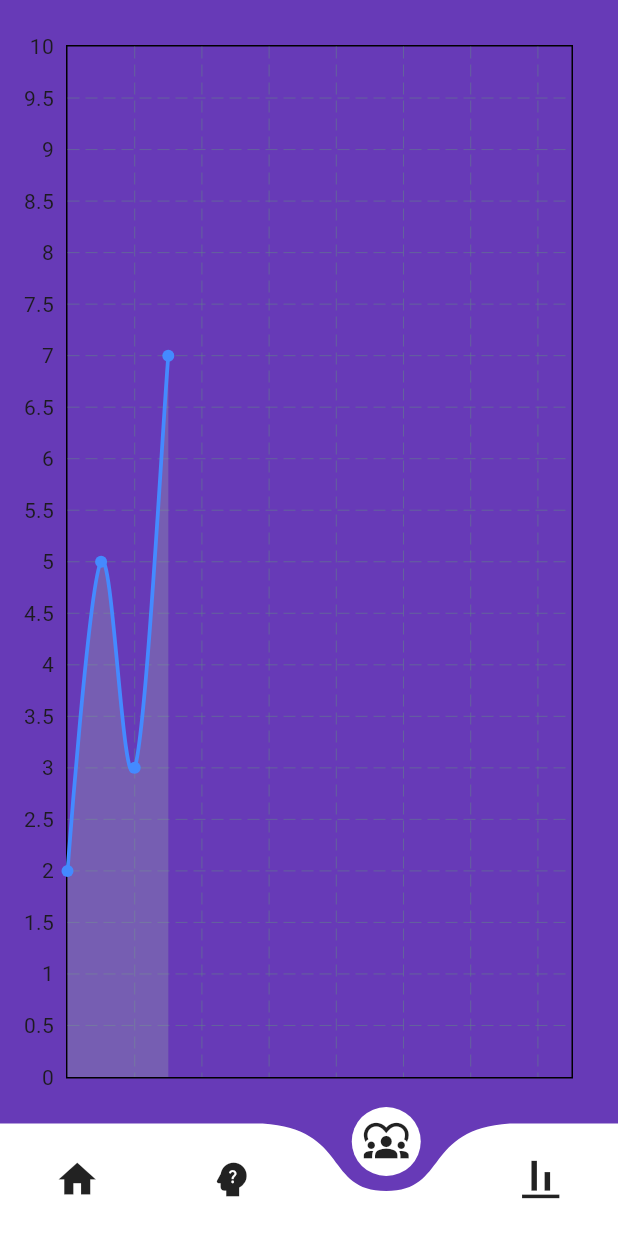
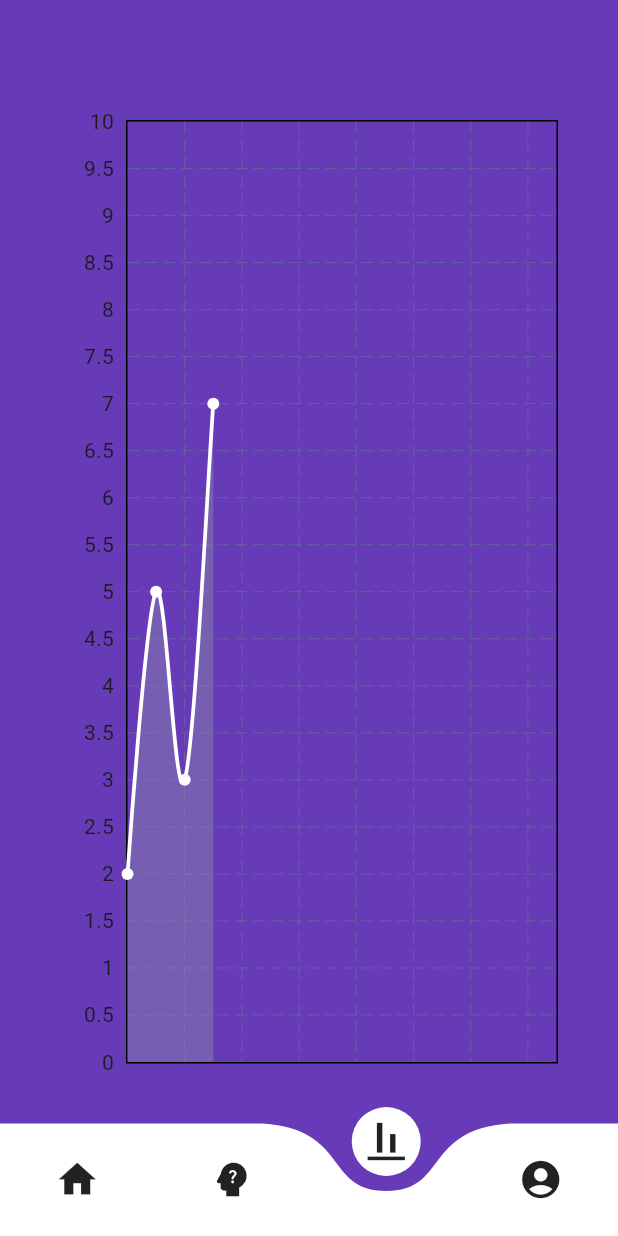
Before and after one commit to marziamerin/WellBeing-App, a Flutter app: the Home screen opened directly, item 3 of the bottom bar chosen, on a phone screen of 412 x 824 dp. Run offline on Flutter 3.47's test engine with Material 3 defaults, Android fonts, the light colour scheme and no system bars; drawn by our look-alikes of curved_navigation_bar, fl_chart; our stand-ins replace firebase_auth, firebase_core, scroll_snap_list, smooth_page_indicator; missing offline and left inert: gradients; accounts and stored records are empty.

Commit message:
Tracking will show here In Sha Allah

```diff
--- a/lib/home/home.dart
+++ b/lib/home/home.dart
@@ -23,8 +23,8 @@ class _HomeState extends State<Home> {
         items: [
           Icon(Icons.home , size: 30),
           Icon(Icons.psychology_alt ,size: 30),
-          Icon(Icons.diversity_1 , size: 30),
-          Icon(Icons.align_vertical_bottom_outlined , size: 30)
+          Icon(Icons.align_vertical_bottom_outlined , size: 30),
+          Icon(Icons.account_circle_rounded , size: 30)
         ],
         index : index,
         onTap: (selectedIndex){
--- a/lib/home/trends.dart
+++ b/lib/home/trends.dart
@@ -17,7 +17,7 @@ class _TrendsState extends State<Trends> {
   ];
   Widget build(BuildContext context) {
     return Padding(
-      padding: const EdgeInsets.only(top: 30, bottom: 30, right: 30),
+      padding: const EdgeInsets.fromLTRB(40, 80, 40, 40),
       child: Container(
           child: LineChart(
             LineChartData(
@@ -50,7 +50,7 @@ class _TrendsState extends State<Trends> {
                       .values
                       .toList(),
                   isCurved: true,
-                  color: Colors.blueAccent,
+                  color: Colors.white,
                   barWidth: 2.5,
                   belowBarData: BarAreaData(
                     show: true,
```
Also changed, not shown: Screenshot_20231217_035903.png (added).
